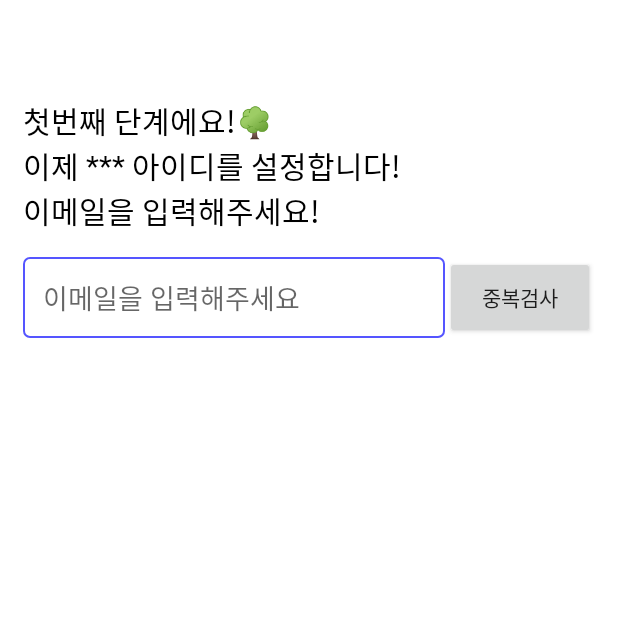
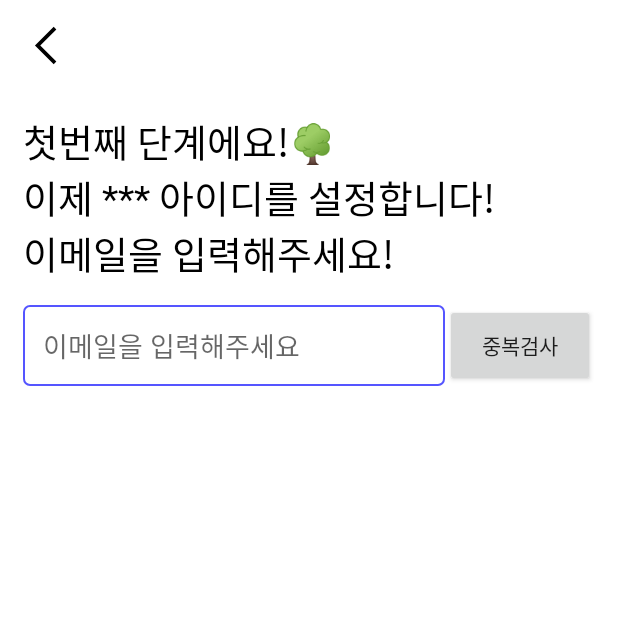
Before and after one commit to xxjo99/Capstone-Design-Android, an Android app: the EmailRegisterActivity screen opened directly, with no data from a screen before it, on a phone screen of 412 x 824 dp, the top half of it. Run offline under Robolectric (Android 15) with nearby library versions, the phone set to English and light mode, and no system bars.

Commit message:
뒤로가기 버튼 수정사항

```diff
--- a/app/src/main/java/com/delivery/mydelivery/register/EmailRegisterActivity.java
+++ b/app/src/main/java/com/delivery/mydelivery/register/EmailRegisterActivity.java
@@ -1,5 +1,6 @@
 package com.delivery.mydelivery.register;
 
+import android.annotation.SuppressLint;
 import android.content.Intent;
 import android.os.Bundle;
 import android.text.Editable;
@@ -8,11 +9,13 @@ import android.util.Patterns;
 import android.view.View;
 import android.widget.Button;
 import android.widget.EditText;
+import android.widget.ImageButton;
 import android.widget.Toast;
 
 import androidx.annotation.NonNull;
 import androidx.appcompat.app.AppCompatActivity;
 
+import com.delivery.mydelivery.MainActivity;
 import com.delivery.mydelivery.R;
 import com.delivery.mydelivery.retrofit.RetrofitService;
 
@@ -29,6 +32,7 @@ public class EmailRegisterActivity extends AppCompatActivity {
     EditText emailET;
     Button duplicationCkBtn;
     Button nextBtn;
+    ImageButton go_back_main;
 
     // 레트로핏, api
     RetrofitService retrofitService;
@@ -38,6 +42,7 @@ public class EmailRegisterActivity extends AppCompatActivity {
 
     Boolean regExFlag = false; // 정규식 검사 성공 여부
 
+    @SuppressLint("MissingInflatedId")
     @Override
     protected void onCreate(Bundle savedInstanceState) {
         super.onCreate(savedInstanceState);
@@ -48,6 +53,7 @@ public class EmailRegisterActivity extends AppCompatActivity {
         emailET = findViewById(R.id.emailET);
         duplicationCkBtn = findViewById(R.id.duplicationCkBtn);
         nextBtn = findViewById(R.id.nextBtn);
+        go_back_main = findViewById(R.id.go_back_main);
 
         // 중복검사 이벤트
         duplicationCkBtn.setOnClickListener(new View.OnClickListener() {
@@ -84,7 +90,14 @@ public class EmailRegisterActivity extends AppCompatActivity {
                 finish();
             }
         });
-
+        go_back_main.setOnClickListener(new View.OnClickListener() {
+            @Override
+            public void onClick(View view) {
+                Intent go_back_main = new Intent(EmailRegisterActivity.this, MainActivity.class);
+                startActivity(go_back_main);
+                finish();
+            }
+        });
     }
 
     // 실시간 이메일 정규식 검사 메소드
--- /dev/null
+++ b/app/src/main/res/drawable/arrow_back_ios_new_fill0_wght400_grad0_opsz48.xml
@@ -0,0 +1,9 @@
+<vector xmlns:android="http://schemas.android.com/apk/res/android"
+    android:width="30dp"
+    android:height="30dp"
+    android:viewportWidth="48"
+    android:viewportHeight="48">
+  <path
+      android:fillColor="#FF000000"
+      android:pathData="m32.75,44 l-20,-20 20,-20 2.8,2.85L18.4,24l17.15,17.15Z"/>
+</vector>
--- a/app/src/main/res/layout/activity_register_email.xml
+++ b/app/src/main/res/layout/activity_register_email.xml
@@ -6,17 +6,24 @@
     android:layout_margin="15dp"
     android:orientation="vertical"
     tools:context=".register.EmailRegisterActivity">
+    <ImageButton
+        android:id="@+id/go_back_main"
+        android:layout_width="wrap_content"
+        android:layout_height="wrap_content"
+        android:src="@drawable/arrow_back_ios_new_fill0_wght400_grad0_opsz48"
+        android:background="@color/white">
+    </ImageButton>
 
     <TextView
         android:layout_width="wrap_content"
         android:layout_height="wrap_content"
         android:layout_marginStart="0dp"
-        android:layout_marginTop="50dp"
+        android:layout_marginTop="30dp"
         android:layout_marginBottom="15dp"
         android:fontFamily="@font/bmjua_font"
         android:text="@string/emailInput"
         android:textColor="@color/black"
-        android:textSize="20sp" />
+        android:textSize="25sp" />
 
     <LinearLayout
         android:layout_width="match_parent"
```
Also changed, not shown: app/src/main/java/com/delivery/mydelivery/login/LoginActivity.java (+15 -0 lines), app/src/main/java/com/delivery/mydelivery/register/PasswordRegisterActivity.java (+14 -0 lines), app/src/main/java/com/delivery/mydelivery/register/PrivacyRegisterActivity.java (+15 -0 lines), app/src/main/res/layout/activity_login.xml (+13 -1 lines), app/src/main/res/layout/activity_register_password.xml (+8 -0 lines), app/src/main/res/layout/activity_register_privacy.xml (+8 -0 lines).
